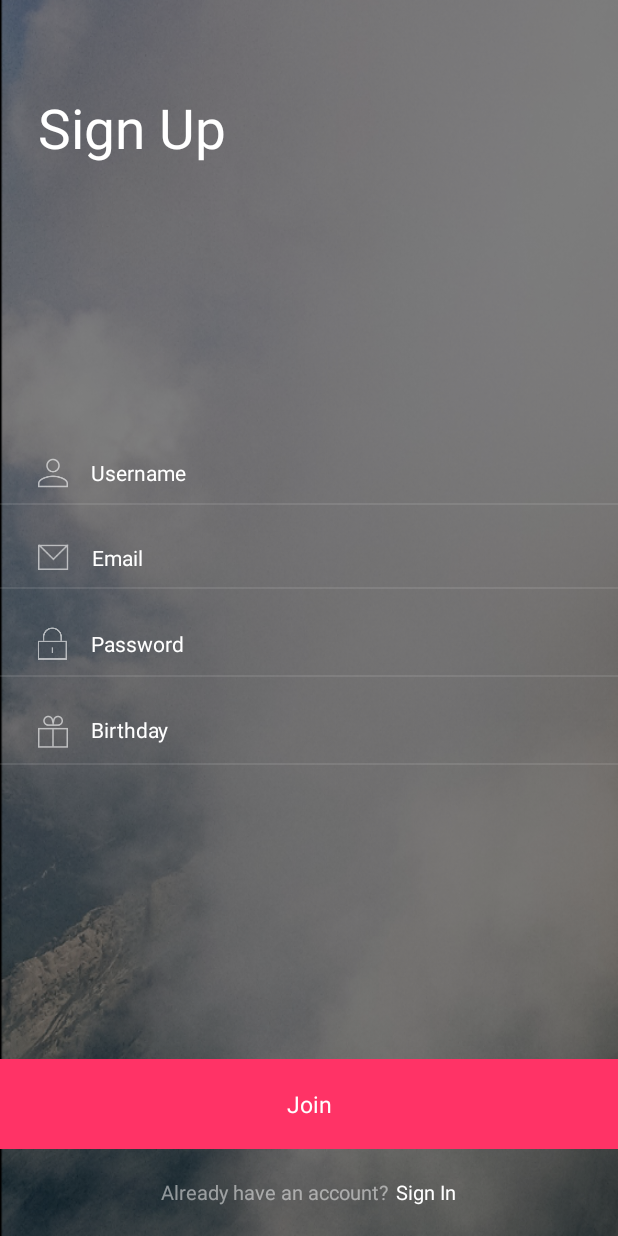
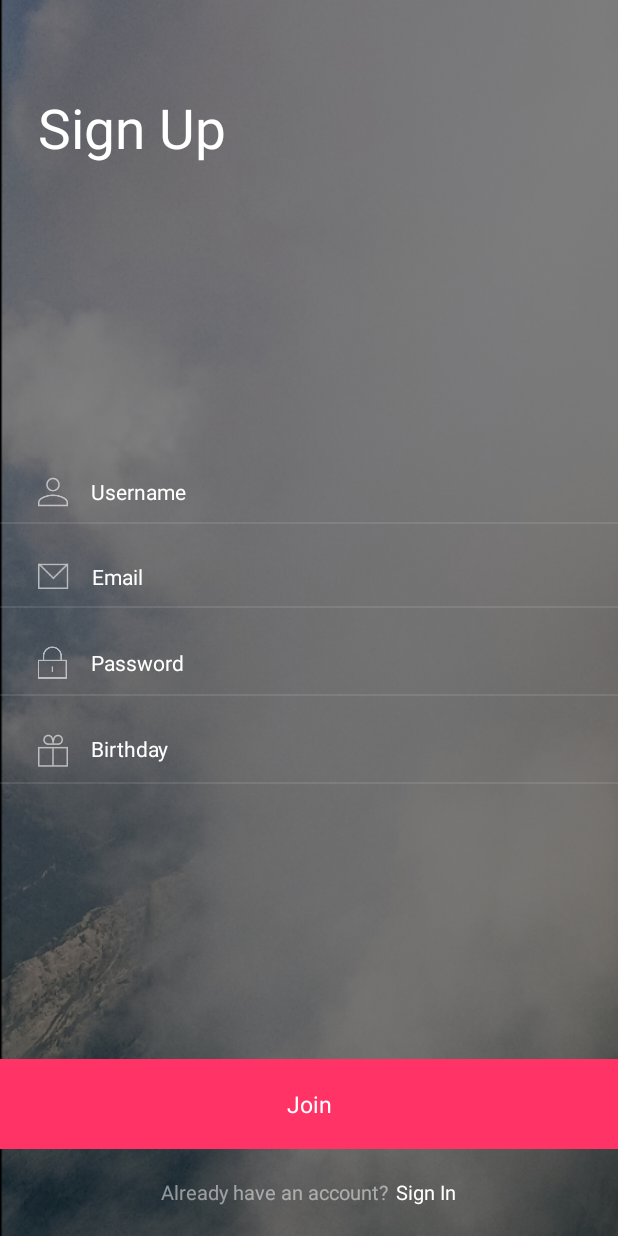
Before and after one commit to chacaa/DoApp, an Android app: the layout singup_fragment.xml on its own in the app's theme, with its tools: preview values and no code run, on a phone screen of 412 x 824 dp. Run offline under Robolectric (Android 15) with nearby library versions, the phone set to English and light mode, and no system bars.

Commit message:
Changes suggested during the pull request

```diff
--- a/app/src/main/AndroidManifest.xml
+++ b/app/src/main/AndroidManifest.xml
@@ -25,11 +25,6 @@
             android:screenOrientation="portrait"
             />
 
-        <meta-data
-            android:name="io.fabric.ApiKey"
-            android:value="fb54b0fcded49d3e82043de10c558d9ea0018076"
-            />
-
         <activity
             android:label="@string/app_name"
             android:name="com.xmartlabs.doapp.ui.StartActivity"
--- a/app/src/main/res/layout/singup_fragment.xml
+++ b/app/src/main/res/layout/singup_fragment.xml
@@ -92,6 +92,7 @@
             android:layout_marginBottom="10dp"
             android:layout_marginEnd="25dp"
             android:layout_marginStart="25dp"
+            android:layout_marginTop="25.5dp"
             android:maxLines="1"
             android:nextFocusForward="@+id/edit_text_email"
             android:textSize="14sp"
--- a/app/src/main/res/values/styles.xml
+++ b/app/src/main/res/values/styles.xml
@@ -104,8 +104,9 @@
     </style>
 
     <style name="TextEditStyle">
-        <item name="android:editTextColor">#ffffff</item>
-        <item name="android:textColorHint">#ffffff</item>
+        <item name="android:background">@android:color/transparent</item>
+        <item name="android:editTextColor">@color/white</item>
+        <item name="android:textColorHint">@color/white</item>
     </style>
 
 </resources>
```
Also changed, not shown: app/src/main/java/com/xmartlabs/doapp/ui/SinginFragment.java (+10 -1 lines), app/src/main/java/com/xmartlabs/doapp/ui/SingupFragment.java (+13 -4 lines), app/src/main/java/com/xmartlabs/doapp/ui/StartActivity.java (line endings or trailing spaces).
